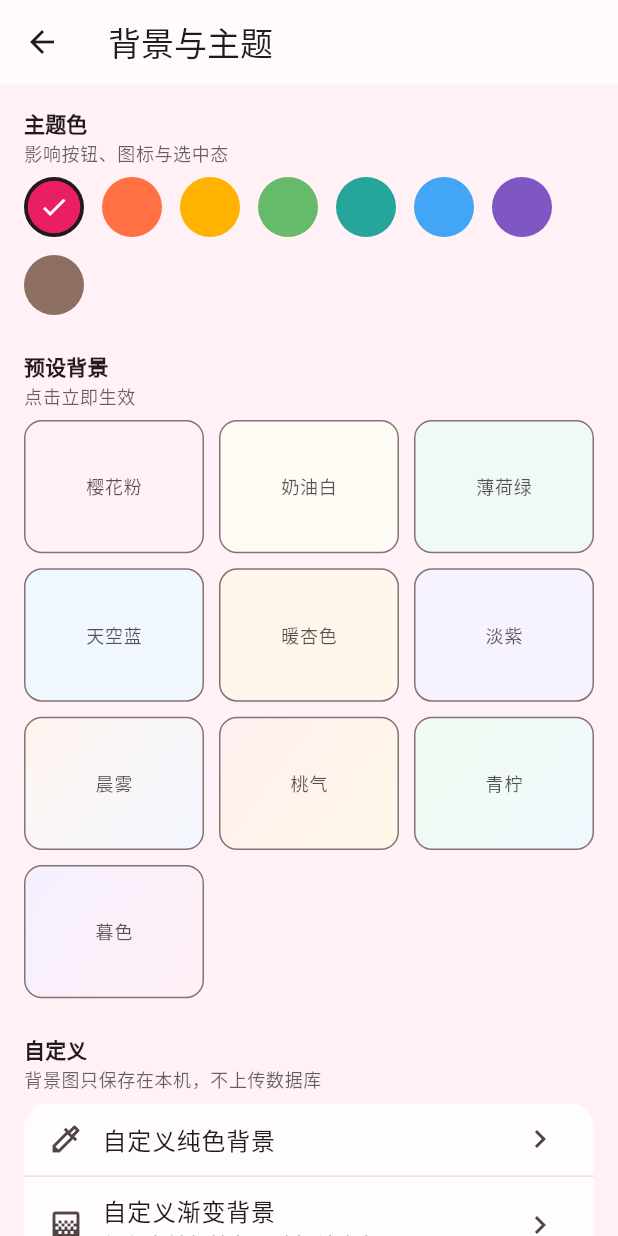
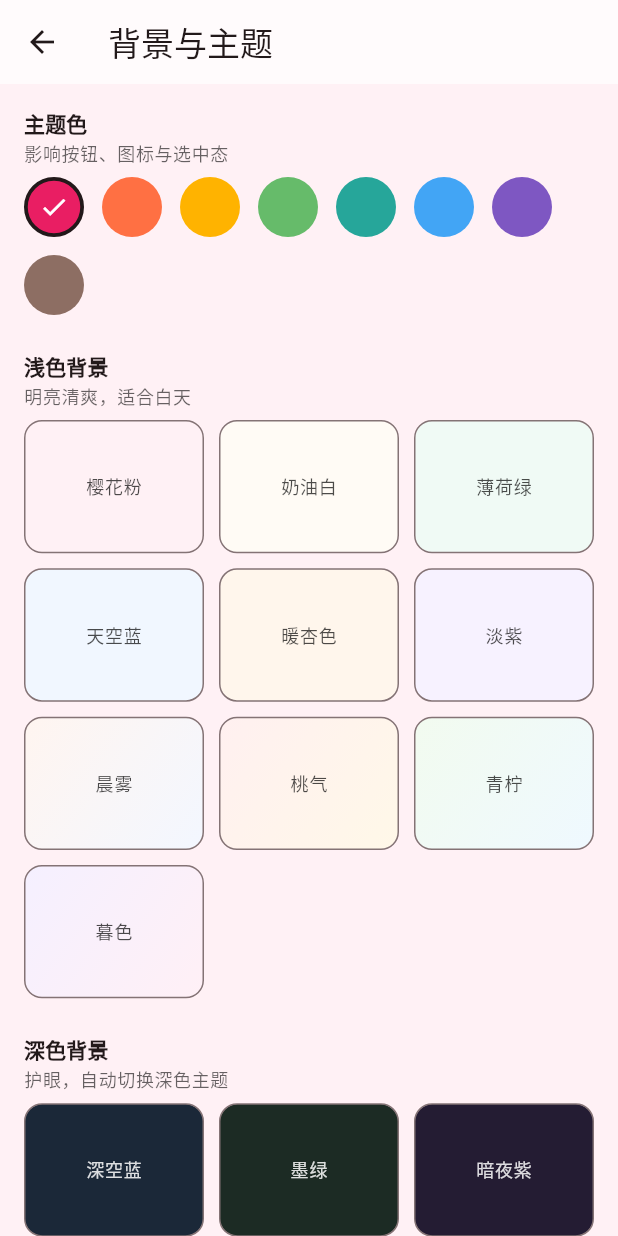
Before and after one commit to Tulpa02/CoupleMealLog, a Flutter app: the AppearanceScreen screen opened directly, on a phone screen of 412 x 824 dp. Run offline on Flutter 3.47's test engine with Material 3 defaults, Android fonts, the light colour scheme and no system bars; our stand-ins replace device_info_plus, image_picker, shared_preferences; missing offline and left inert: cloudbase_flutter; accounts and stored records are empty.

Commit message:
feat: 新增深色背景系与图片暗度调节，深色背景自动切深色主题
- 新增 10 款深色预设（深空蓝/墨绿/暗夜紫/炭灰/深咖/酒红/深海/暮紫/森林/午夜）
- 图片背景改用黑色蒙层（原为白色），并提供 0~85% 暗度滑块
- 背景为深色时自动切换深色主题：卡片半透明深色、文字变白、弹窗/底部面板同步
- 自定义纯色调色明度下限放开到 6%，可调出很暗的背景
- 深色下伴侣标签与汇总行改用浅橙，保证对比度

```diff
--- a/lib/core/appearance_service.dart
+++ b/lib/core/appearance_service.dart
@@ -5,6 +5,10 @@
 //   不同步到数据库，两台设备可以各自设置成不同的样子；
 // - 自定义背景图会被复制到应用私有目录，避免用户从相册删除后失效；
 // - 提供变更通知，界面可实时刷新，无需重启。
+//
+// 明暗联动：
+// 背景是深色时，整个 App 自动切到深色主题（白字、深色卡片），
+// 这样「深色背景 + 浅色卡片」不会显得刺眼，也避免文字看不清。
 import 'dart:io';
 
 import 'package:flutter/material.dart';
@@ -28,6 +32,7 @@ class BgPreset {
   const BgPreset({
     required this.name,
     required this.colors,
+    this.isDark = false,
   });
 
   final String name;
@@ -35,13 +40,21 @@ class BgPreset {
   /// 1 个颜色 = 纯色；2 个颜色 = 渐变
   final List<Color> colors;
 
+  /// 是否为深色系（决定分组展示，明暗由亮度自动判定）
+  final bool isDark;
+
   Color get primary => colors.first;
 
   bool get isGradient => colors.length > 1;
+
+  /// 平均亮度，用于自动判断明暗
+  double get luminance =>
+      colors.map((c) => c.computeLuminance()).reduce((a, b) => a + b) /
+      colors.length;
 }
 
-/// 内置背景预设（柔和、低饱和，保证文字可读）
-const List<BgPreset> kBgPresets = [
+/// 浅色系预设（白天、明亮）
+const List<BgPreset> kBgPresetsLight = [
   BgPreset(name: '樱花粉', colors: [Color(0xFFFFF1F5)]),
   BgPreset(name: '奶油白', colors: [Color(0xFFFFFBF5)]),
   BgPreset(name: '薄荷绿', colors: [Color(0xFFF0FAF5)]),
@@ -54,6 +67,39 @@ const List<BgPreset> kBgPresets = [
   BgPreset(name: '暮色', colors: [Color(0xFFF5F0FF), Color(0xFFFFF0F6)]),
 ];
 
+/// 深色系预设（夜间、护眼，自动启用深色主题）
+const List<BgPreset> kBgPresetsDark = [
+  BgPreset(name: '深空蓝', colors: [Color(0xFF1B2838)], isDark: true),
+  BgPreset(name: '墨绿', colors: [Color(0xFF1C2B24)], isDark: true),
+  BgPreset(name: '暗夜紫', colors: [Color(0xFF241C33)], isDark: true),
+  BgPreset(name: '炭灰', colors: [Color(0xFF202124)], isDark: true),
+  BgPreset(name: '深咖', colors: [Color(0xFF2B211C)], isDark: true),
+  BgPreset(name: '酒红', colors: [Color(0xFF2E1B22)], isDark: true),
+  BgPreset(
+    name: '深海',
+    colors: [Color(0xFF17233A), Color(0xFF0F1A2B)],
+    isDark: true,
+  ),
+  BgPreset(
+    name: '暮紫',
+    colors: [Color(0xFF2A1E38), Color(0xFF1A1526)],
+    isDark: true,
+  ),
+  BgPreset(
+    name: '森林',
+    colors: [Color(0xFF16261E), Color(0xFF0F1C16)],
+    isDark: true,
+  ),
+  BgPreset(
+    name: '午夜',
+    colors: [Color(0xFF14161A), Color(0xFF1E2230)],
+    isDark: true,
+  ),
+];
+
+/// 全部预设（浅色 + 深色）
+const List<BgPreset> kBgPresets = [...kBgPresetsLight, ...kBgPresetsDark];
+
 class AppearanceService {
   AppearanceService._();
 
@@ -63,6 +109,7 @@ class AppearanceService {
   static const String _keyColor = 'appearance_bg_color';
   static const String _keyColorEnd = 'appearance_bg_color_end';
   static const String _keyImage = 'appearance_bg_image';
+  static const String _keyImageDim = 'appearance_bg_image_dim';
   static const String _keySeed = 'appearance_seed_color';
 
   /// 背景样式
@@ -77,6 +124,9 @@ class AppearanceService {
   /// 自定义背景图（已复制到应用私有目录）
   String? _imagePath;
 
+  /// 图片背景的暗度（0~0.85，越大越暗）
+  double _imageDim = 0.55;
+
   /// 主题种子色（影响按钮、图标等强调色）
   Color _seedColor = const Color(0xFFE91E63);
 
@@ -84,7 +134,21 @@ class AppearanceService {
   Color get color => _color;
   Color get colorEnd => _colorEnd;
   String? get imagePath => _imagePath;
+  double get imageDim => _imageDim;
   Color get seedColor => _seedColor;
+
+  /// 背景是否为深色（决定整个 App 用深色还是浅色主题）
+  ///
+  /// - 图片背景：统一按深色处理（叠加黑色蒙层，白字可读，类似微信深色背景）
+  /// - 纯色 / 渐变：按实际亮度判断
+  bool get isDarkBackground {
+    if (_style == BgStyle.image) return true;
+    if (_style == BgStyle.gradient) {
+      return (_color.computeLuminance() + _colorEnd.computeLuminance()) / 2 <
+          0.35;
+    }
+    return _color.computeLuminance() < 0.35;
+  }
 
   /// 变更监听（页面注册后可在设置变化时立即刷新）
   final List<VoidCallback> _listeners = [];
@@ -114,6 +178,8 @@ class AppearanceService {
     if (colorEndValue != null) _colorEnd = Color(colorEndValue);
     final seed = prefs.getInt(_keySeed);
     if (seed != null) _seedColor = Color(seed);
+    final dim = prefs.getDouble(_keyImageDim);
+    if (dim != null) _imageDim = dim.clamp(0.0, 0.85);
     _imagePath = prefs.getString(_keyImage);
 
     // 图片被系统清理或用户手动删除时回退到纯色
@@ -175,6 +241,13 @@ class AppearanceService {
     _notify();
   }
 
+  /// 调整图片背景的暗度（0 = 原图，0.85 = 很暗）
+  Future<void> setImageDim(double value) async {
+    _imageDim = value.clamp(0.0, 0.85);
+    await _persist();
+    _notify();
+  }
+
   /// 清除自定义背景图
   Future<void> clearImage() async {
     await _deleteImageFile();
@@ -208,6 +281,7 @@ class AppearanceService {
     await prefs.setInt(_keyColor, _color.toARGB32());
     await prefs.setInt(_keyColorEnd, _colorEnd.toARGB32());
     await prefs.setInt(_keySeed, _seedColor.toARGB32());
+    await prefs.setDouble(_keyImageDim, _imageDim);
     if (_imagePath == null) {
       await prefs.remove(_keyImage);
     } else {
--- a/lib/screens/home/appearance_screen.dart
+++ b/lib/screens/home/appearance_screen.dart
@@ -2,7 +2,8 @@
 //
 // 功能：
 // - 主题强调色（影响按钮、选中态等）；
-// - 背景：预设纯色 / 预设渐变 / 自定义颜色 / 自定义图片；
+// - 背景：浅色预设 / 深色预设 / 自定义颜色 / 自定义图片；
+// - 图片背景可调暗度（像微信深色背景那样压暗，白字更清晰）；
 // - 自定义背景图只保存在本机，不上传数据库。
 import 'package:flutter/material.dart';
 
@@ -58,13 +59,15 @@ class _AppearanceScreenState extends State<AppearanceScreen> {
         return;
       }
       await _app.setImage(file);
-      if (mounted) showToast(context, '背景已更换');
+      if (mounted) showToast(context, '背景已更换，可拖动滑块调整明暗');
     } catch (e) {
       if (mounted) showToast(context, '设置背景失败：$e', isError: true);
     }
   }
 
-  /// 自定义纯色（HSV 取色，比调色板更自由）
+  /// 自定义纯色 / 渐变
+  ///
+  /// [asGradient] true = 选渐变结束色；false = 选纯色
   Future<void> _pickCustomColor({required bool asGradient}) async {
     final base = asGradient ? _app.colorEnd : _app.color;
     var hsv = HSVColor.fromColor(base);
@@ -86,6 +89,17 @@ class _AppearanceScreenState extends State<AppearanceScreen> {
                       borderRadius: BorderRadius.circular(12),
                       border: Border.all(color: Theme.of(ctx).dividerColor),
                     ),
+                    alignment: Alignment.center,
+                    child: Text(
+                      hsv.toColor().computeLuminance() < 0.35
+                          ? '深色（自动白字）'
+                          : '浅色（自动深字）',
+                      style: TextStyle(
+                        color: hsv.toColor().computeLuminance() < 0.35
+                            ? Colors.white
+                            : Colors.black87,
+                      ),
+                    ),
                   ),
                   const SizedBox(height: 12),
                   // 色相
@@ -106,10 +120,10 @@ class _AppearanceScreenState extends State<AppearanceScreen> {
                       () => hsv = hsv.withSaturation(v),
                     ),
                   ),
-                  // 明度（背景色限制在较高区间，保证文字可读）
+                  // 明度：放开到很低，方便调出深色背景
                   Slider(
                     value: hsv.value,
-                    min: 0.75,
+                    min: 0.06,
                     label: '明度 ${(hsv.value * 100).round()}%',
                     onChanged: (v) => setDialogState(
                       () => hsv = hsv.withValue(v),
@@ -165,27 +179,16 @@ class _AppearanceScreenState extends State<AppearanceScreen> {
           ),
           const SizedBox(height: 24),
 
-          // ===== 预设背景 =====
-          _sectionTitle(theme, '预设背景', '点击立即生效'),
+          // ===== 浅色背景 =====
+          _sectionTitle(theme, '浅色背景', '明亮清爽，适合白天'),
           const SizedBox(height: 8),
-          GridView.builder(
-            shrinkWrap: true,
-            physics: const NeverScrollableScrollPhysics(),
-            itemCount: kBgPresets.length,
-            gridDelegate: const SliverGridDelegateWithFixedCrossAxisCount(
-              crossAxisCount: 3,
-              mainAxisSpacing: 10,
-              crossAxisSpacing: 10,
-              childAspectRatio: 1.35,
-            ),
-            itemBuilder: (context, i) {
-              final preset = kBgPresets[i];
-              return _PresetTile(
-                preset: preset,
-                onTap: () => _app.applyPreset(preset),
-              );
-            },
-          ),
+          _presetGrid(kBgPresetsLight),
+          const SizedBox(height: 24),
+
+          // ===== 深色背景 =====
+          _sectionTitle(theme, '深色背景', '护眼，自动切换深色主题'),
+          const SizedBox(height: 8),
+          _presetGrid(kBgPresetsDark),
           const SizedBox(height: 24),
 
           // ===== 自定义 =====
@@ -198,6 +201,7 @@ class _AppearanceScreenState extends State<AppearanceScreen> {
                 ListTile(
                   leading: const Icon(Icons.colorize_outlined),
                   title: const Text('自定义纯色背景'),
+                  subtitle: const Text('可调到很暗，自动配白字'),
                   trailing: const Icon(Icons.chevron_right),
                   onTap: () => _pickCustomColor(asGradient: false),
                 ),
@@ -216,8 +220,44 @@ class _AppearanceScreenState extends State<AppearanceScreen> {
                   trailing: const Icon(Icons.chevron_right),
                   onTap: _pickBackground,
                 ),
+
+                // 图片暗度调节（只在有背景图时出现）
                 if (_app.imagePath != null) ...[
                   const Divider(height: 1),
+                  Padding(
+                    padding: const EdgeInsets.fromLTRB(16, 12, 16, 4),
+                    child: Column(
+                      crossAxisAlignment: CrossAxisAlignment.start,
+                      children: [
+                        Row(
+                          children: [
+                            const Icon(Icons.brightness_6_outlined, size: 20),
+                            const SizedBox(width: 12),
+                            const Text('背景暗度'),
+                            const Spacer(),
+                            Text(
+                              '${(_app.imageDim * 100).round()}%',
+                              style: theme.textTheme.labelMedium?.copyWith(
+                                color: theme.colorScheme.primary,
+                              ),
+                            ),
+                          ],
+                        ),
+                        Slider(
+                          value: _app.imageDim,
+                          max: 0.85,
+                          divisions: 17,
+                          label: '${(_app.imageDim * 100).round()}%',
+                          onChanged: (v) => _app.setImageDim(v),
+                        ),
+                        Text(
+                          '往右拖动让背景更暗、白字更清晰（推荐 45% 以上）',
+                          style: theme.textTheme.bodySmall
+                              ?.copyWith(color: theme.hintColor),
+                        ),
+                      ],
+                    ),
+                  ),
                   ListTile(
                     leading: Icon(Icons.delete_outline,
                         color: theme.colorScheme.error),
@@ -243,6 +283,28 @@ class _AppearanceScreenState extends State<AppearanceScreen> {
           const SizedBox(height: 32),
         ],
       ),
+    );
+  }
+
+  /// 预设背景网格
+  Widget _presetGrid(List<BgPreset> presets) {
+    return GridView.builder(
+      shrinkWrap: true,
+      physics: const NeverScrollableScrollPhysics(),
+      itemCount: presets.length,
+      gridDelegate: const SliverGridDelegateWithFixedCrossAxisCount(
+        crossAxisCount: 3,
+        mainAxisSpacing: 10,
+        crossAxisSpacing: 10,
+        childAspectRatio: 1.35,
+      ),
+      itemBuilder: (context, i) {
+        final preset = presets[i];
+        return _PresetTile(
+          preset: preset,
+          onTap: () => _app.applyPreset(preset),
+        );
+      },
     );
   }
 
@@ -312,6 +374,11 @@ class _PresetTile extends StatelessWidget {
   @override
   Widget build(BuildContext context) {
     final theme = Theme.of(context);
+    // 深色预设用白字，浅色预设用深字
+    final textColor = preset.luminance < 0.35
+        ? Colors.white.withValues(alpha: 0.85)
+        : Colors.black.withValues(alpha: 0.7);
+
     return InkWell(
       onTap: onTap,
       borderRadius: BorderRadius.circular(12),
@@ -331,9 +398,7 @@ class _PresetTile extends StatelessWidget {
         alignment: Alignment.center,
         child: Text(
           preset.name,
-          style: theme.textTheme.labelMedium?.copyWith(
-            color: theme.colorScheme.onSurface.withValues(alpha: 0.75),
-          ),
+          style: theme.textTheme.labelMedium?.copyWith(color: textColor),
         ),
       ),
     );
@@ -355,7 +420,7 @@ class _PreviewCard extends StatelessWidget {
               width: 56,
               height: 56,
               decoration: BoxDecoration(
-                color: theme.colorScheme.primary.withValues(alpha: 0.12),
+                color: theme.colorScheme.primary.withValues(alpha: 0.16),
                 borderRadius: BorderRadius.circular(10),
               ),
               child: Icon(Icons.restaurant, color: theme.colorScheme.primary),
--- a/lib/widgets/app_background.dart
+++ b/lib/widgets/app_background.dart
@@ -1,7 +1,11 @@
 // 应用背景装饰层
 //
-// 把当前外观设置（纯色 / 渐变 / 自定义图片）渲染成背景，
-// 图片背景会自动叠加一层白色半透明蒙层，保证前景文字始终清晰可读。
+// 把当前外观设置（纯色 / 渐变 / 自定义图片）渲染成背景。
+//
+// 明暗处理：
+// - 深色背景（或图片背景）叠加**黑色**蒙层，整体压暗，白字清晰，
+//   效果类似微信深色背景；
+// - 浅色背景不叠加蒙层，保持清爽。
 import 'dart:io';
 
 import 'package:flutter/material.dart';
@@ -12,14 +16,10 @@ class AppBackground extends StatelessWidget {
   const AppBackground({
     super.key,
     required this.child,
-    this.dim = 0.55,
   });
 
   /// 前景内容
   final Widget child;
-
-  /// 图片背景的白色蒙层不透明度（0~1，越大越淡）
-  final double dim;
 
   @override
   Widget build(BuildContext context) {
@@ -30,6 +30,7 @@ class AppBackground extends StatelessWidget {
     switch (app.style) {
       case BgStyle.solid:
         backdrop = ColoredBox(color: app.color);
+
       case BgStyle.gradient:
         backdrop = DecoratedBox(
           decoration: BoxDecoration(
@@ -40,6 +41,7 @@ class AppBackground extends StatelessWidget {
             ),
           ),
         );
+
       case BgStyle.image:
         final path = app.imagePath;
         if (path == null) {
@@ -56,9 +58,9 @@ class AppBackground extends StatelessWidget {
                 errorBuilder: (_, __, ___) =>
                     ColoredBox(color: theme.colorScheme.surface),
               ),
-              // 白色蒙层：保证卡片与文字可读
+              // 黑色蒙层：把照片压暗，白字清晰（微信深色背景同款处理）
               ColoredBox(
-                color: Colors.white.withValues(alpha: dim),
+                color: Colors.black.withValues(alpha: app.imageDim),
               ),
             ],
           );
--- a/lib/widgets/daily_summary_card.dart
+++ b/lib/widgets/daily_summary_card.dart
@@ -109,7 +109,9 @@ class DailySummaryCard extends StatelessWidget {
               fontWeight: FontWeight.bold,
               color: highlight
                   ? theme.colorScheme.primary
-                  : Colors.orange.shade700,
+                  : (theme.brightness == Brightness.dark
+                      ? Colors.orange.shade300
+                      : Colors.orange.shade700),
             ),
           ),
         ),
```
Also changed, not shown: lib/app.dart (+43 -24 lines), lib/widgets/meal_card.dart (+6 -2 lines).
